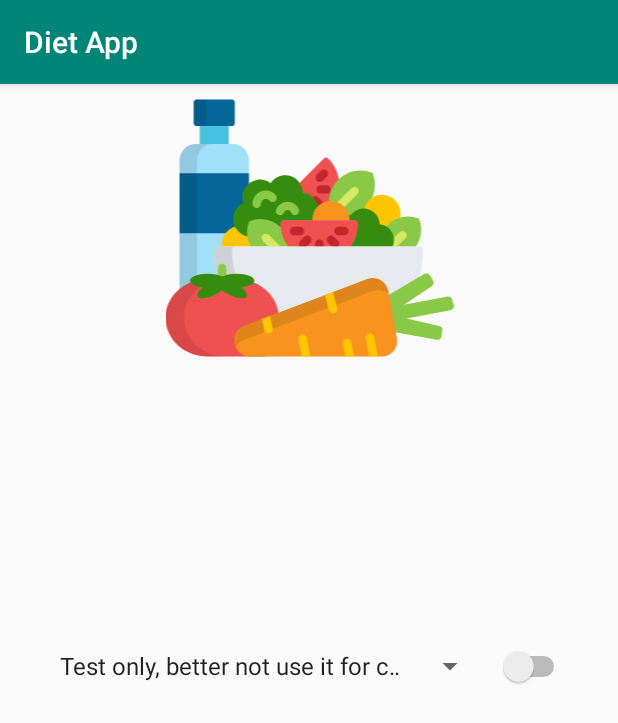
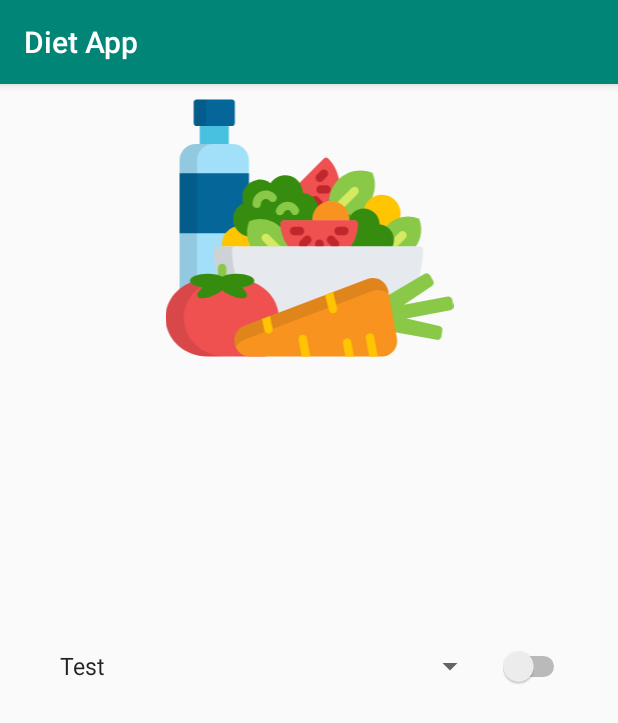
Before and after one commit to KevinDelao/Diet-Android-App, an Android app: the fragment EggTimerFragment shown on its own in the app's theme, on a phone screen of 412 x 824 dp. Shown: the top 723 px of the screen. Run offline under Robolectric (Android 15) with nearby library versions, the phone set to English and light mode, and no system bars; our stand-ins replace data binding.

Commit message:
changed strings

```diff
--- a/app/src/main/res/values/arrays.xml
+++ b/app/src/main/res/values/arrays.xml
@@ -6,18 +6,18 @@
 
     <!--Text values of cooking time intervals -->
     <string-array name="egg_array">
-        <item>Test only, better not use it for cooking :)</item>
-        <item>Soft Boiled</item>
-        <item>Slightly Firmer</item>
-        <item>Firm Yolk</item>
-        <item>Hard Boiled</item>
+        <item>Test</item>
+        <item>1 Hour</item>
+        <item>4 Hours</item>
+        <item>8 Hours</item>
+        <item>12 Hours</item>
     </string-array>
     <!--Cooking time intervals in minutes -->
     <integer-array name="minutes_array">
         <item>0</item>
-        <item>4</item>
-        <item>6</item>
-        <item>10</item>
-        <item>12</item>
+        <item>60</item>
+        <item>240</item>
+        <item>480</item>
+        <item>720</item>
     </integer-array>
 </resources>
```
